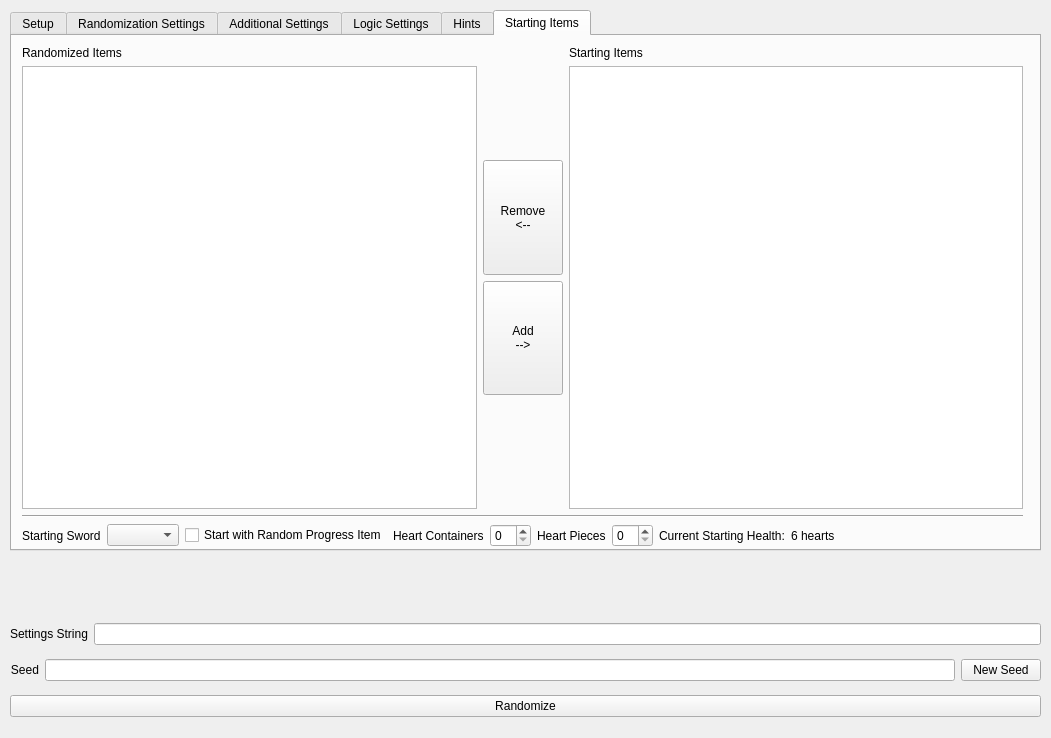
Before: the Qt Designer form gui/randogui.ui in ssrando/ssrando, drawn with Qt 5.
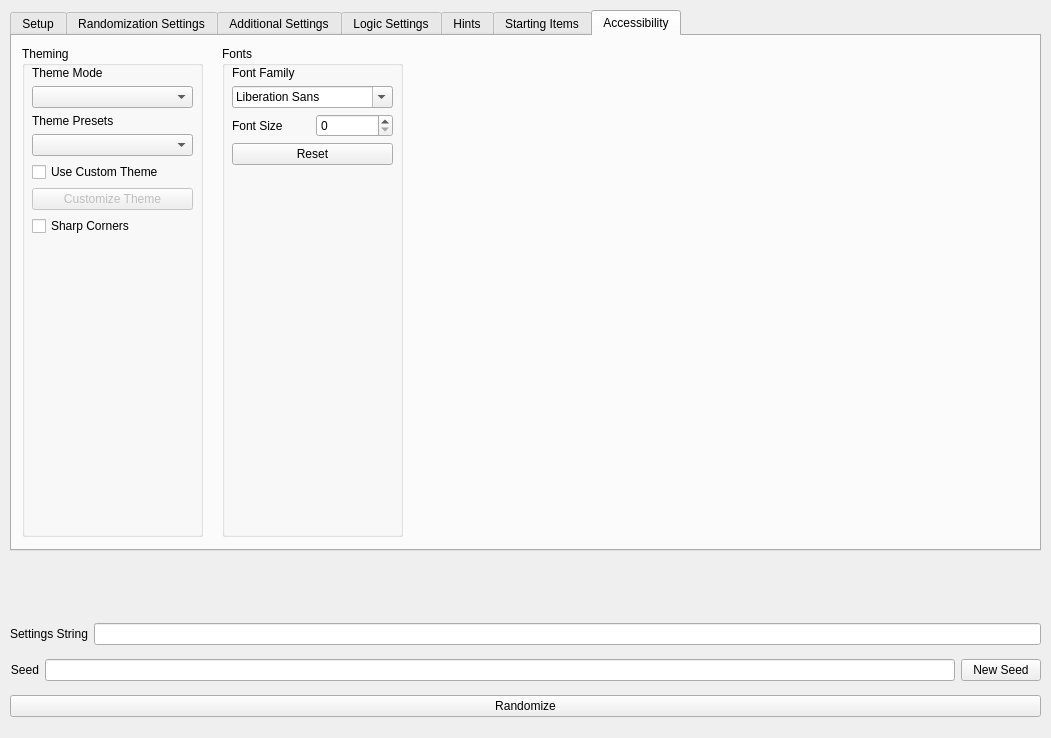
After: the same form once the commit is applied. The open tabs and pages were chosen to show the change.

Commit message: Add options for customising the randomizer font

Patch:
```diff
--- a/gui/randogui.ui
+++ b/gui/randogui.ui
@@ -509,85 +509,8 @@
           </item>
          </layout>
         </item>
-       </layout>
-      </widget>
-     </widget>
-     <widget class="QGroupBox" name="box_accessibility">
-      <property name="geometry">
-       <rect>
-        <x>810</x>
-        <y>130</y>
-        <width>181</width>
-        <height>211</height>
-       </rect>
-      </property>
-      <property name="title">
-       <string>Accessibility</string>
-      </property>
-      <widget class="QWidget" name="verticalLayoutWidget_15">
-       <property name="geometry">
-        <rect>
-         <x>10</x>
-         <y>20</y>
-         <width>161</width>
-         <height>182</height>
-        </rect>
-       </property>
-       <layout class="QVBoxLayout" name="vlay_accessibility">
         <item>
-         <widget class="QLabel" name="theme_mode_label">
-          <property name="text">
-           <string>Theme Mode</string>
-          </property>
-         </widget>
-        </item>
-        <item>
-         <widget class="QComboBox" name="option_theme_mode">
-          <property name="currentText">
-           <string/>
-          </property>
-         </widget>
-        </item>
-        <item>
-         <widget class="QLabel" name="theme_presets_label">
-          <property name="text">
-           <string>Theme Presets</string>
-          </property>
-         </widget>
-        </item>
-        <item>
-         <widget class="QComboBox" name="option_theme_presets">
-          <property name="currentText">
-           <string/>
-          </property>
-         </widget>
-        </item>
-        <item>
-         <widget class="QCheckBox" name="option_use_custom_theme">
-          <property name="text">
-           <string>Use Custom Theme</string>
-          </property>
-         </widget>
-        </item>
-        <item>
-         <widget class="QPushButton" name="custom_theme_button">
-          <property name="enabled">
-           <bool>false</bool>
-          </property>
-          <property name="text">
-           <string>Customize Theme</string>
-          </property>
-         </widget>
-        </item>
-        <item>
-         <widget class="QCheckBox" name="option_use_sharp_corners">
-          <property name="text">
-           <string>Sharp Corners</string>
-          </property>
-         </widget>
-        </item>
-        <item>
-         <spacer name="vspace_accessibility">
+         <spacer name="verticalSpacer_2">
           <property name="orientation">
            <enum>Qt::Vertical</enum>
           </property>
@@ -2014,6 +1937,198 @@
       </layout>
      </widget>
     </widget>
+    <widget class="QWidget" name="tab_accessibility">
+     <attribute name="title">
+      <string>Accessibility</string>
+     </attribute>
+     <widget class="QGroupBox" name="box_theme">
+      <property name="geometry">
+       <rect>
+        <x>10</x>
+        <y>10</y>
+        <width>181</width>
+        <height>491</height>
+       </rect>
+      </property>
+      <property name="title">
+       <string>Theming</string>
+      </property>
+      <widget class="QWidget" name="verticalLayoutWidget_15">
+       <property name="geometry">
+        <rect>
+         <x>10</x>
+         <y>20</y>
+         <width>161</width>
+         <height>461</height>
+        </rect>
+       </property>
+       <layout class="QVBoxLayout" name="vlay_theme">
+        <item>
+         <widget class="QLabel" name="theme_mode_label">
+          <property name="text">
+           <string>Theme Mode</string>
+          </property>
+         </widget>
+        </item>
+        <item>
+         <widget class="QComboBox" name="option_theme_mode">
+          <property name="currentText">
+           <string/>
+          </property>
+         </widget>
+        </item>
+        <item>
+         <widget class="QLabel" name="theme_presets_label">
+          <property name="text">
+           <string>Theme Presets</string>
+          </property>
+         </widget>
+        </item>
+        <item>
+         <widget class="QComboBox" name="option_theme_presets">
+          <property name="currentText">
+           <string/>
+          </property>
+         </widget>
+        </item>
+        <item>
+         <widget class="QCheckBox" name="option_use_custom_theme">
+          <property name="text">
+           <string>Use Custom Theme</string>
+          </property>
+         </widget>
+        </item>
+        <item>
+         <widget class="QPushButton" name="custom_theme_button">
+          <property name="enabled">
+           <bool>false</bool>
+          </property>
+          <property name="text">
+           <string>Customize Theme</string>
+          </property>
+         </widget>
+        </item>
+        <item>
+         <widget class="QCheckBox" name="option_use_sharp_corners">
+          <property name="text">
+           <string>Sharp Corners</string>
+          </property>
+         </widget>
+        </item>
+        <item>
+         <spacer name="vspace_theme">
+          <property name="orientation">
+           <enum>Qt::Vertical</enum>
+          </property>
+          <property name="sizeHint" stdset="0">
+           <size>
+            <width>20</width>
+            <height>40</height>
+           </size>
+          </property>
+         </spacer>
+        </item>
+       </layout>
+      </widget>
+     </widget>
+     <widget class="QGroupBox" name="box_font">
+      <property name="geometry">
+       <rect>
+        <x>210</x>
+        <y>10</y>
+        <width>181</width>
+        <height>491</height>
+       </rect>
+      </property>
+      <property name="title">
+       <string>Fonts</string>
+      </property>
+      <widget class="QWidget" name="verticalLayoutWidget_24">
+       <property name="geometry">
+        <rect>
+         <x>10</x>
+         <y>20</y>
+         <width>161</width>
+         <height>461</height>
+        </rect>
+       </property>
+       <layout class="QVBoxLayout" name="vlay_font">
+        <item>
+         <widget class="QLabel" name="label_for_option_font_family">
+          <property name="font">
+           <font>
+            <family>Segoe UI</family>
+            <pointsize>9</pointsize>
+           </font>
+          </property>
+          <property name="text">
+           <string>Font Family</string>
+          </property>
+         </widget>
+        </item>
+        <item>
+         <widget class="QFontComboBox" name="option_font_family">
+          <property name="sizePolicy">
+           <sizepolicy hsizetype="MinimumExpanding" vsizetype="Fixed">
+            <horstretch>0</horstretch>
+            <verstretch>0</verstretch>
+           </sizepolicy>
+          </property>
+          <property name="sizeAdjustPolicy">
+           <enum>QComboBox::AdjustToContentsOnFirstShow</enum>
+          </property>
+          <property name="writingSystem">
+           <enum>QFontDatabase::Any</enum>
+          </property>
+          <property name="fontFilters">
+           <set>QFontComboBox::AllFonts</set>
+          </property>
+         </widget>
+        </item>
+        <item>
+         <layout class="QHBoxLayout" name="hlay_font_size">
+          <item>
+           <widget class="QLabel" name="label_for_option_font_size">
+            <property name="text">
+             <string>Font Size</string>
+            </property>
+           </widget>
+          </item>
+          <item>
+           <widget class="QSpinBox" name="option_font_size"/>
+          </item>
+         </layout>
+        </item>
+        <item>
+         <widget class="QPushButton" name="reset_font_button">
+          <property name="sizePolicy">
+           <sizepolicy hsizetype="Minimum" vsizetype="Fixed">
+            <horstretch>0</horstretch>
+            <verstretch>0</verstretch>
+           </sizepolicy>
+          </property>
+          <property name="text">
+           <string>Reset</string>
+          </property>
+         </widget>
+        </item>
+        <item>
+         <spacer name="vspace_font">
+          <property name="orientation">
+           <enum>Qt::Vertical</enum>
+          </property>
+          <property name="sizeHint" stdset="0">
+           <size>
+            <width>20</width>
+            <height>40</height>
+           </size>
+          </property>
+         </spacer>
+        </item>
+       </layout>
+      </widget>
+     </widget>
+    </widget>
    </widget>
    <widget class="QWidget" name="verticalLayoutWidget_10">
     <property name="geometry">
```
Left out of the diff: 87 changed lines with no effect on the pictures. The commit also changes 4 other files.
